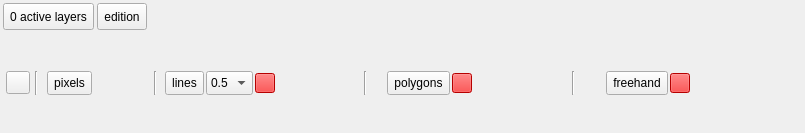
Before: the Qt Designer form ui/view_widget_single.ui in SMByC/ThRasE, drawn with Qt 5.
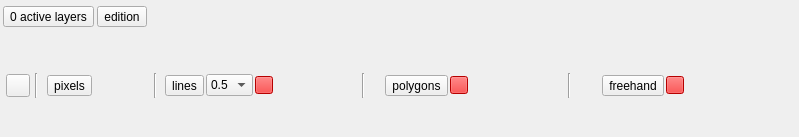
After: the same form once the commit is applied. Icons and pictures are not drawn. Custom widgets are drawn as their Qt base class.

Commit message: Several UI adjustments and fixes

Diff of the .ui file:
```diff
--- a/ui/view_widget_single.ui
+++ b/ui/view_widget_single.ui
@@ -6,8 +6,8 @@
    <rect>
     <x>0</x>
     <y>0</y>
-    <width>805</width>
-    <height>133</height>
+    <width>799</width>
+    <height>137</height>
    </rect>
   </property>
   <layout class="QVBoxLayout" name="verticalLayout">
@@ -49,17 +49,6 @@
         <property name="enabled">
          <bool>true</bool>
         </property>
-        <property name="maximumSize">
-         <size>
-          <width>16777215</width>
-          <height>30</height>
-         </size>
-        </property>
-        <property name="font">
-         <font>
-          <pointsize>9</pointsize>
-         </font>
-        </property>
         <property name="cursor">
          <cursorShape>PointingHandCursor</cursorShape>
         </property>
@@ -86,12 +75,6 @@
       </item>
       <item>
        <widget class="QToolButton" name="QPBtn_EditionTools">
-        <property name="maximumSize">
-         <size>
-          <width>16777215</width>
-          <height>30</height>
-         </size>
-        </property>
         <property name="font">
          <font>
           <pointsize>9</pointsize>
@@ -279,12 +262,6 @@
             </item>
             <item>
              <widget class="QToolButton" name="PixelsPicker">
-              <property name="maximumSize">
-               <size>
-                <width>16777215</width>
-                <height>30</height>
-               </size>
-              </property>
               <property name="font">
                <font>
                 <pointsize>9</pointsize>
@@ -313,12 +290,6 @@
             </item>
             <item>
              <widget class="QWidget" name="Tools_mousePixel" native="true">
-              <property name="maximumSize">
-               <size>
-                <width>16777215</width>
-                <height>30</height>
-               </size>
-              </property>
               <layout class="QHBoxLayout" name="horizontalLayout_5">
                <property name="spacing">
                 <number>3</number>
@@ -461,12 +432,6 @@
             </item>
             <item>
              <widget class="QToolButton" name="LinesPicker">
-              <property name="maximumSize">
-               <size>
-                <width>16777215</width>
-                <height>30</height>
-               </size>
-              </property>
               <property name="font">
                <font>
                 <pointsize>9</pointsize>
@@ -495,12 +460,6 @@
             </item>
             <item>
              <widget class="QComboBox" name="LineBuffer">
-              <property name="maximumSize">
-               <size>
-                <width>16777215</width>
-                <height>30</height>
-               </size>
-              </property>
               <property name="font">
                <font>
                 <pointsize>9</pointsize>
@@ -571,8 +530,8 @@
              <widget class="QToolButton" name="LinesColor">
               <property name="maximumSize">
                <size>
-                <width>20</width>
-                <height>20</height>
+                <width>18</width>
+                <height>18</height>
                </size>
               </property>
               <property name="cursor">
@@ -595,12 +554,6 @@
             </item>
             <item>
              <widget class="QWidget" name="Tools_pickerLines" native="true">
-              <property name="maximumSize">
-               <size>
-                <width>16777215</width>
-                <height>30</height>
-               </size>
-              </property>
               <layout class="QHBoxLayout" name="horizontalLayout_6">
                <property name="spacing">
                 <number>3</number>
@@ -766,12 +719,6 @@
             </item>
             <item>
              <widget class="QToolButton" name="PolygonsPicker">
-              <property name="maximumSize">
-               <size>
-                <width>16777215</width>
-                <height>30</height>
-               </size>
-              </property>
               <property name="font">
                <font>
                 <pointsize>9</pointsize>
@@ -802,8 +749,8 @@
              <widget class="QToolButton" name="PolygonsColor">
               <property name="maximumSize">
                <size>
-                <width>20</width>
-                <height>20</height>
+                <width>18</width>
+                <height>18</height>
                </size>
               </property>
               <property name="cursor">
@@ -826,12 +773,6 @@
             </item>
             <item>
              <widget class="QWidget" name="Tools_pickerAOI" native="true">
-              <property name="maximumSize">
-               <size>
-                <width>16777215</width>
-                <height>30</height>
-               </size>
-              </property>
               <layout class="QHBoxLayout" name="horizontalLayout_4">
                <property name="spacing">
                 <number>3</number>
@@ -991,12 +932,6 @@
                   </item>
                   <item>
                    <widget class="QToolButton" name="FreehandPicker">
-                    <property name="maximumSize">
-                     <size>
-                      <width>16777215</width>
-                      <height>30</height>
-                     </size>
-                    </property>
                     <property name="font">
                      <font>
                       <pointsize>9</pointsize>
@@ -1027,8 +962,8 @@
                    <widget class="QToolButton" name="FreehandColor">
                     <property name="maximumSize">
                      <size>
-                      <width>20</width>
-                      <height>20</height>
+                      <width>18</width>
+                      <height>18</height>
                      </size>
                     </property>
                     <property name="cursor">
@@ -1051,12 +986,6 @@
                   </item>
                   <item>
                    <widget class="QWidget" name="Tools_pickerFreehand" native="true">
-                    <property name="maximumSize">
-                     <size>
-                      <width>16777215</width>
-                      <height>30</height>
-                     </size>
-                    </property>
                     <layout class="QHBoxLayout" name="horizontalLayout_10">
                      <property name="spacing">
                       <number>3</number>
```
The commit also changes 5 other files.
